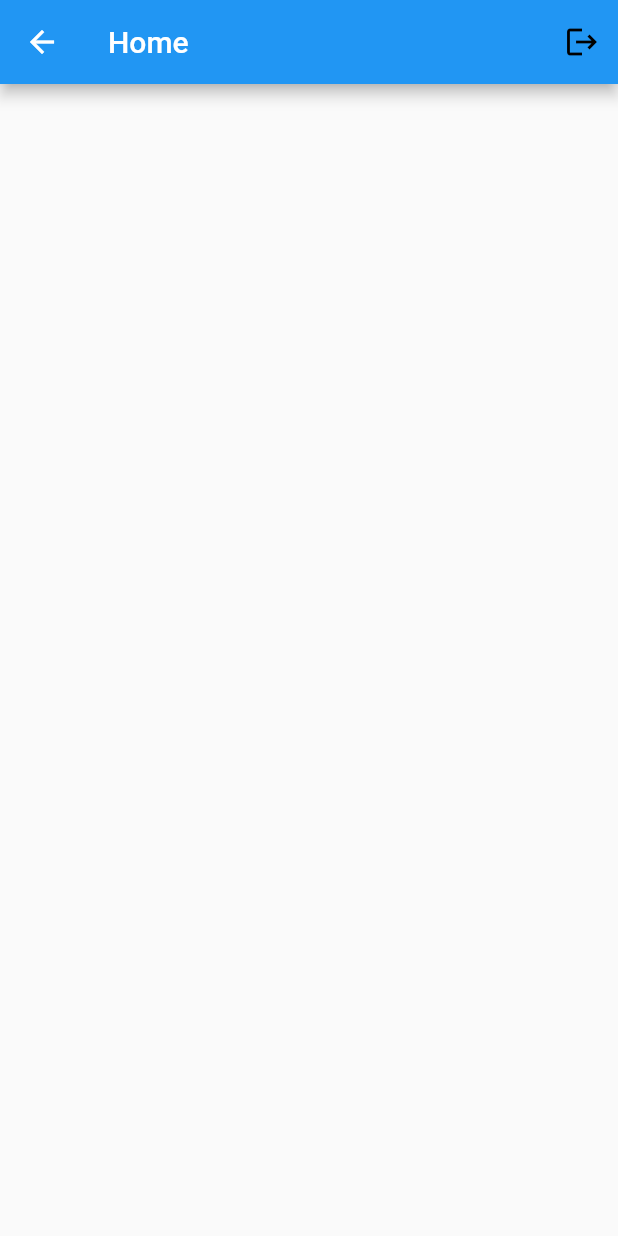
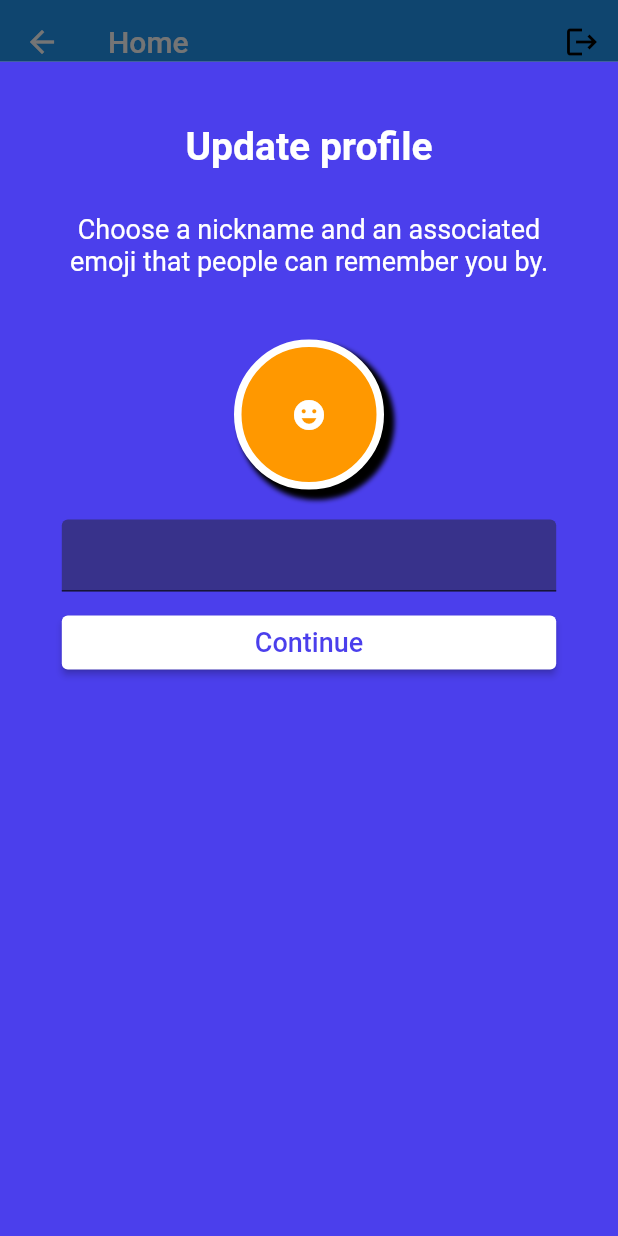
Before and after one commit to konstantpapp/office_sports_flutter, a Flutter app: the HomePage screen opened by its route, on a phone screen of 412 x 824 dp. Run offline on Flutter 3.47's test engine with Material 2 defaults, Android fonts, the light colour scheme and no system bars; our stand-ins replace cloud_firestore, firebase_auth, firebase_core, google_sign_in, package_info_plus; accounts and stored records are empty.

Commit message:
Create profile screen

```diff
--- /dev/null
+++ b/lib/src/mixins/validation_mixin.dart
@@ -0,0 +1,11 @@
+class ValidationMixin {
+  String? validateNickname(String? value) {
+    if (value!.contains(' ')) {
+      return "Nickname cannot have whitespaces";
+    }
+    if (value.length < 3) {
+      return 'Nickname must be at least 3 characters';
+    }
+    return null;
+  }
+}
--- /dev/null
+++ b/lib/src/modals/profile_modal.dart
@@ -0,0 +1,148 @@
+import 'package:flutter/material.dart';
+import '../mixins/validation_mixin.dart';
+import '../shared/constants.dart';
+
+class ProfileModal extends StatefulWidget {
+  @override
+  createState() {
+    return ProfileModalState();
+  }
+}
+
+class ProfileModalState extends State<ProfileModal> with ValidationMixin {
+  final formKey = GlobalKey<FormState>();
+  String nickname = '';
+  String emoji = '';
+
+  @override
+  void initState() {
+    super.initState();
+    WidgetsBinding.instance.addPostFrameCallback((_) {
+      showModal(context);
+    });
+  }
+
+  @override
+  Widget build(context) {
+    return const Text('build');
+  }
+
+  void showModal(BuildContext context) {
+    Size size = MediaQuery.of(context).size;
+    showModalBottomSheet<void>(
+      context: context,
+      isDismissible: false,
+      isScrollControlled: true,
+      enableDrag: false,
+      builder: (BuildContext context) {
+        return Padding(
+          padding:
+              EdgeInsets.only(bottom: MediaQuery.of(context).viewInsets.bottom),
+          child: Container(
+            color: Constants.primaryColor,
+            height: size.height * 0.95,
+            child: Form(
+              key: formKey,
+              child: Column(
+                children: [
+                  SizedBox(height: size.height * 0.05),
+                  RichText(
+                    textAlign: TextAlign.center,
+                    text: const TextSpan(
+                      children: <TextSpan>[
+                        TextSpan(
+                            text: 'Update profile\n\n',
+                            style: TextStyle(
+                              color: Constants.primaryTextColor,
+                              fontWeight: FontWeight.bold,
+                              fontSize: 26.0,
+                            )),
+                        TextSpan(
+                            text: 'Choose a nickname and an associated\n',
+                            style: TextStyle(
+                                color: Constants.primaryTextColor,
+                                fontSize: 18.0)),
+                        TextSpan(
+                            text: 'emoji that people can remember you by.\n\n',
+                            style: TextStyle(
+                                color: Constants.primaryTextColor,
+                                fontSize: 18.0)),
+                      ],
+                    ),
+                  ),
+                  Container(
+                    decoration: BoxDecoration(
+                      shape: BoxShape.circle,
+                      color: Colors.orange,
+                      border: Border.all(
+                        width: 5,
+                        color: Colors.white,
+                      ),
+                      boxShadow: const [
+                        BoxShadow(
+                          color: Colors.black,
+                          blurRadius: 2.0,
+                          spreadRadius: 2.0,
+                          offset: Offset(5.0, 5.0),
+                        ),
+                      ],
+                    ),
+                    alignment: Alignment.center,
+                    width: 100,
+                    height: 100,
+                    child: IconButton(
+                      icon: const Icon(
+                        Icons.emoji_emotions,
+                        color: Colors.white,
+                      ),
+                      onPressed: () {},
+                    ),
+                  ),
+                  Container(margin: const EdgeInsets.only(top: 20.0)),
+                  SizedBox(width: size.width * 0.8, child: nicknameField()),
+                  Container(margin: const EdgeInsets.only(top: 10.0)),
+                  SizedBox(width: size.width * 0.8, child: submitButton()),
+                ],
+              ),
+            ),
+          ),
+        );
+      },
+    );
+  }
+
+  Widget nicknameField() {
+    return TextFormField(
+      style: const TextStyle(color: Constants.primaryTextColor),
+      decoration: const InputDecoration(
+          fillColor: Constants.secondaryColor,
+          filled: true,
+          errorStyle: TextStyle(color: Colors.white)),
+      validator: validateNickname,
+      onSaved: (String? value) {
+        nickname = value!;
+      },
+    );
+  }
+
+  Widget submitButton() {
+    return ElevatedButton(
+      style: ButtonStyle(
+          backgroundColor: MaterialStateProperty.all<Color>(Colors.white),
+          side: MaterialStateProperty.all<BorderSide>(BorderSide.none)),
+      onPressed: () {
+        if (formKey.currentState!.validate()) {
+          formKey.currentState!.save();
+          formKey.currentState!.reset();
+        }
+      },
+      child: const Text(
+        'Continue',
+        style: TextStyle(
+          color: Constants.primaryColor,
+          fontSize: 18,
+        ),
+      ),
+    );
+  }
+}
--- a/lib/src/screens/home_page.dart
+++ b/lib/src/screens/home_page.dart
@@ -1,8 +1,10 @@
 import 'package:firebase_auth/firebase_auth.dart';
 import 'package:flutter/services.dart';
 import '../services/firebase_service.dart';
+import '../services/firestore_service.dart';
 import 'package:flutter/material.dart';
 import 'package:cloud_firestore/cloud_firestore.dart';
+import '../modals/profile_modal.dart';
 
 class HomePage extends StatefulWidget {
   const HomePage({Key? key}) : super(key: key);
@@ -15,6 +17,8 @@
   final Stream<QuerySnapshot> _playersStream =
       FirebaseFirestore.instance.collection('playerprofiles').snapshots();
   User? user = FirebaseAuth.instance.currentUser;
+  Map<String, dynamic>? player = Firestore().getPlayerProfile();
+
   @override
   void initState() {
     super.initState();
@@ -40,9 +44,12 @@
         systemOverlayStyle: SystemUiOverlayStyle.dark,
         title: const Text("Home"),
       ),
-      body: StreamBuilder(
+      body: player == null
+          ? ProfileModal()
+          : StreamBuilder(
               stream: _playersStream,
-        builder: (BuildContext context, AsyncSnapshot<QuerySnapshot> snapshot) {
+              builder: (BuildContext context,
+                  AsyncSnapshot<QuerySnapshot> snapshot) {
                 if (snapshot.hasError) {
                   return const Text('Something went wrong');
                 }
--- a/lib/src/services/firebase_service.dart
+++ b/lib/src/services/firebase_service.dart
@@ -27,4 +27,8 @@
     await _googleSignIn.signOut();
     await _auth.signOut();
   }
+
+  String? getUidOrNull() {
+    return _auth.currentUser?.uid;
+  }
 }
--- /dev/null
+++ b/lib/src/services/firestore_service.dart
@@ -0,0 +1,41 @@
+import 'package:cloud_firestore/cloud_firestore.dart';
+import 'firebase_service.dart';
+
+class Firestore {
+  final FirebaseFirestore _database = FirebaseFirestore.instance;
+  final FirebaseService _firebase = FirebaseService();
+
+  Stream<QuerySnapshot> get _playersStream =>
+      _database.collection('players').snapshots();
+  Stream<QuerySnapshot> get _matchesStream =>
+      _database.collection('matches').snapshots();
+  Stream<QuerySnapshot> get _invitesStream =>
+      _database.collection('invites').snapshots();
+  Stream<QuerySnapshot> get _seasonsStream =>
+      _database.collection('seasons').snapshots();
+
+  void createOrUpdatePlayerProfile(String nickname, String emoji) {
+    var uid = _firebase.getUidOrNull();
+    if (uid == null) return;
+
+    _database
+        .collection('players')
+        .doc(uid)
+        .set({'nickname': nickname, 'emoji': emoji})
+        .then((value) => print('User added'))
+        .catchError((error) => print('Failed to add user: $error'));
+  }
+
+  Map<String, dynamic>? getPlayerProfile() {
+    var uid = _firebase.getUidOrNull();
+    if (uid == null) return null;
+
+    _database.collection('players').doc(uid).get().then(
+      (DocumentSnapshot doc) {
+        return doc.data() as Map<String, dynamic>;
+      },
+      onError: (e) => print('Error getting document: $e'),
+    );
+    return null;
+  }
+}
--- a/lib/src/shared/constants.dart
+++ b/lib/src/shared/constants.dart
@@ -3,4 +3,6 @@
 class Constants {
   // colors
   static const primaryColor = Color.fromARGB(255, 75, 63, 236);
+  static const primaryTextColor = Colors.white;
+  static const secondaryColor = Color.fromARGB(255, 56, 50, 139);
 }
--- a/lib/src/widgets/google_sign_in.dart
+++ b/lib/src/widgets/google_sign_in.dart
@@ -45,7 +45,9 @@
               child: const Text(
                 'Sign in with Google',
                 style: TextStyle(
-                    color: Constants.primaryColor, fontWeight: FontWeight.bold),
+                  color: Constants.primaryColor,
+                  fontSize: 18,
+                ),
               ),
             ),
           )
--- a/pubspec.yaml
+++ b/pubspec.yaml
@@ -32,6 +32,7 @@
   google_sign_in: ^5.4.0
   package_info_plus: ^1.4.3
   cloud_firestore: ^3.4.1
+  emoji_picker_flutter: ^1.3.0
   flutter:
     sdk: flutter
 
```
Also changed, not shown: pubspec.lock, 1 other file. Lines whose indentation alone changed are shown as unchanged.
